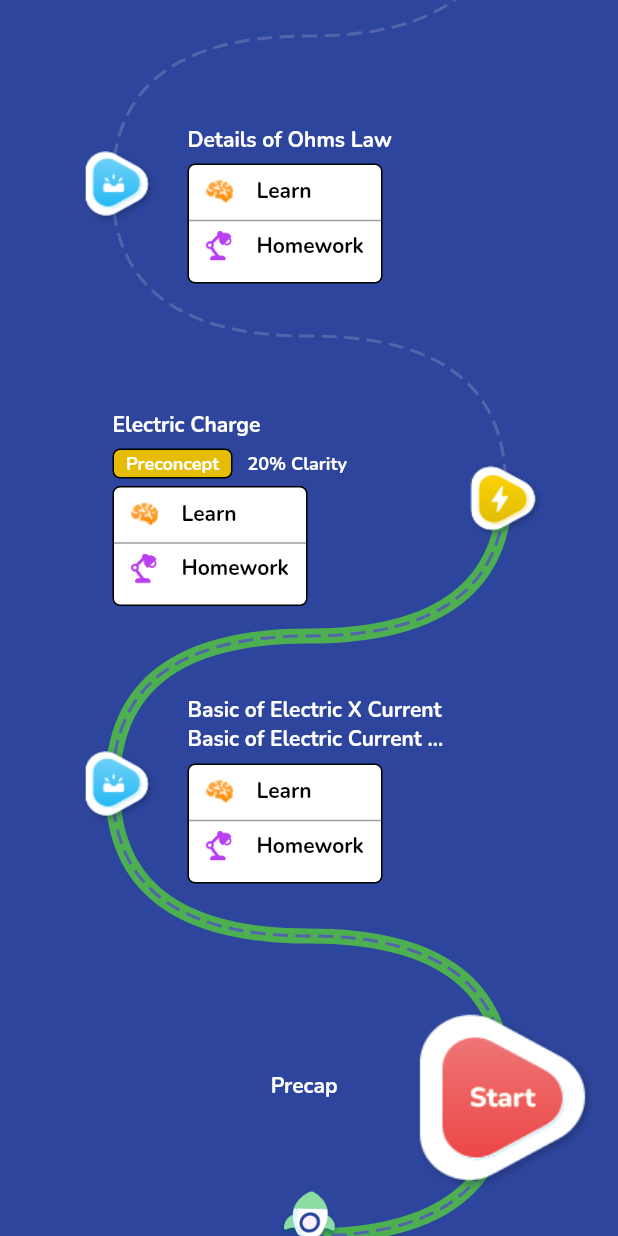
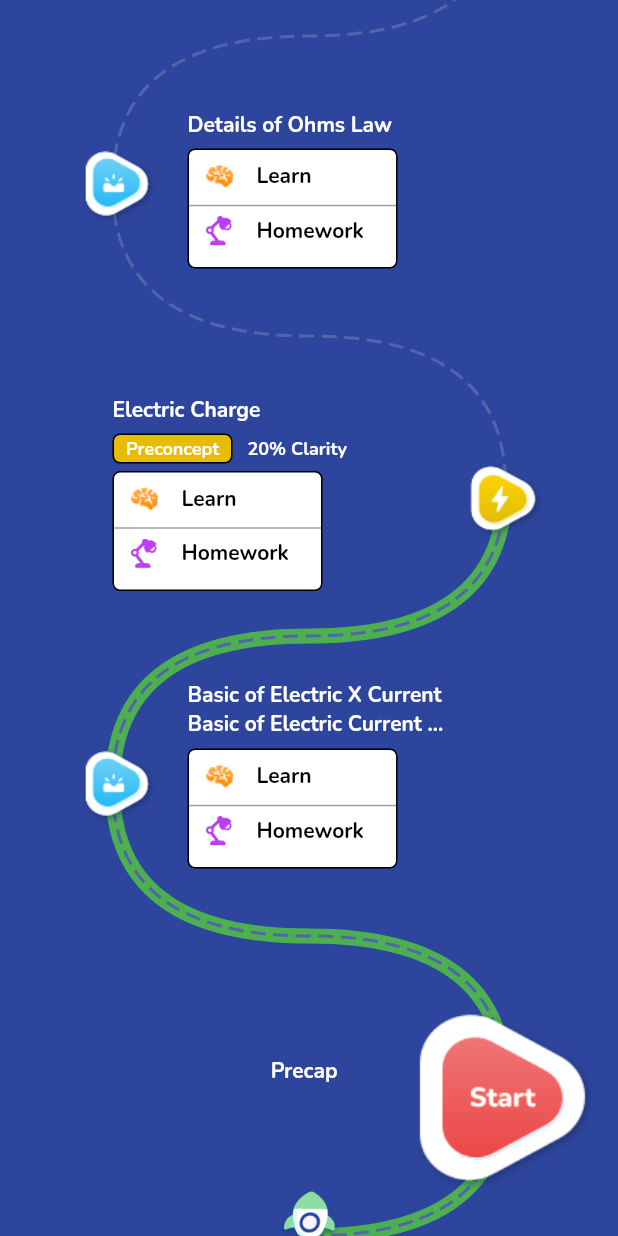
Before and after one commit to mg7237/flutter_draw, a Flutter app: the screen it shows after launch, on a phone screen of 412 x 824 dp. Run offline on Flutter 3.47's test engine with Material 2 defaults, Android fonts, the phone set to English and light mode, and no system bars; our stand-ins replace path_drawing, percent_indicator.

Commit message:
minor fine tuning

```diff
--- a/lib/main.dart
+++ b/lib/main.dart
@@ -107,7 +107,6 @@ class _AnimatedPathState extends State<AnimatedPath>
         break;
       case 'preconcept':
         height = 7 * kLineHeight + 20;
-
         milestoneDetail = MilestoneDetail(
             height: height,
             detailWidget: Column(
@@ -214,7 +213,7 @@ class _AnimatedPathState extends State<AnimatedPath>
             left: (i != 0)
                 ? kControlPoint + kCardDistance
                 : (kControlPoint * 2) + kCardDistance,
-            bottom: milestoneHeight - milestoneDetail.height / 2,
+            bottom: milestoneHeight - ((milestoneDetail.height) / 2) + 10,
             child: milestoneDetail.detailWidget));
       } else {
         widgets.add(Positioned(
@@ -231,7 +230,7 @@ class _AnimatedPathState extends State<AnimatedPath>
         ));
         widgets.add(Positioned(
             left: kControlPoint,
-            bottom: milestoneHeight - milestoneDetail.height / 2,
+            bottom: milestoneHeight - ((milestoneDetail.height) / 2) + 10,
             child: milestoneDetail.detailWidget));
       }
     }
@@ -288,7 +287,7 @@ class _AnimatedPathState extends State<AnimatedPath>
     _startAnimation();
     card = Container(
         height: 4 * kLineHeight,
-        width: 130,
+        width: 140,
         decoration: BoxDecoration(
             color: const Color(0xffffffff),
             border: Border.all(),
@@ -353,19 +352,13 @@ class _AnimatedPathState extends State<AnimatedPath>
     switch (type) {
       case 'starting-point':
         height = 100;
-        //
         break;
       case 'topic':
-        //
-        break;
       case 'preconcept':
-        //
-        break;
       case 'classwork':
-        //
-        break;
       case 'homework':
-        //
+      default:
+        height = 200;
         break;
     }
     return height;
```
